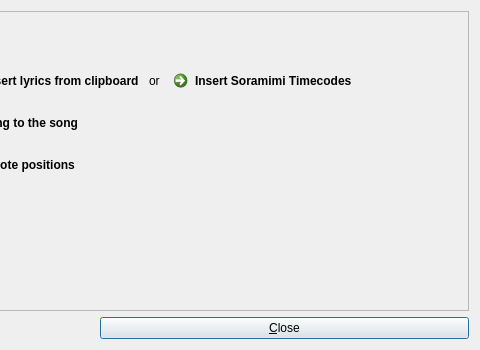
The window that gettingstarted.ui (performous/composer) describes before a commit, drawn with Qt 5; both pictures show x 286 to 766 and y 0 to 350 of the 766 by 350 pixel window.
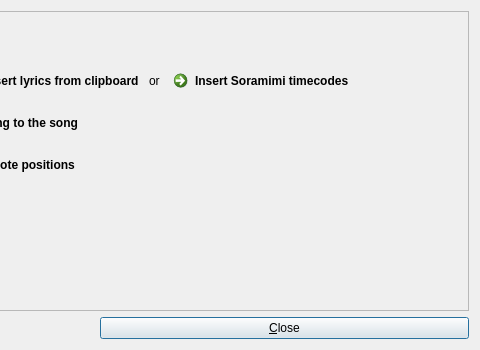
The same window after the commit.

The edit to the form file:
```diff
--- a/gettingstarted.ui
+++ b/gettingstarted.ui
@@ -210,7 +210,7 @@
          <string>&lt;html&gt;&lt;head/&gt;&lt;body&gt;&lt;p&gt;Soramimi is old karaoke software that is mostly used at anime conventions around the Netherlands, it hasn´t been updated since 2003 and development has ceased.&lt;/p&gt;&lt;/body&gt;&lt;/html&gt;</string>
         </property>
         <property name="text">
-         <string>Insert Soramimi Timecodes</string>
+         <string>Insert Soramimi timecodes</string>
         </property>
        </widget>
       </item>
```
